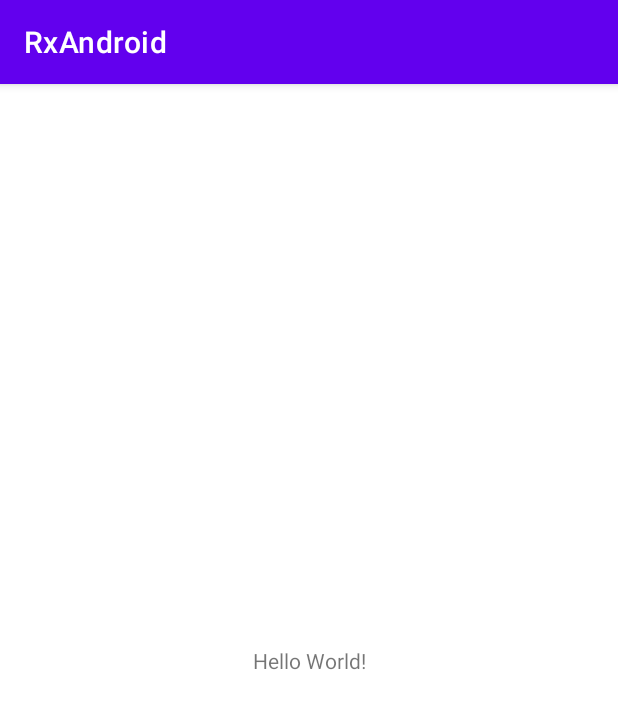
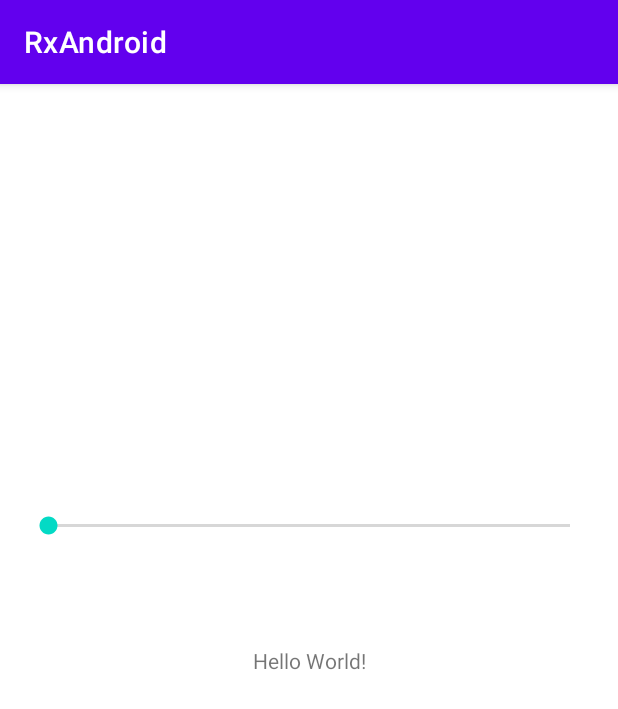
Before and after one commit to muzaffar-bagban/rxAndroid, an Android app: the screen it shows after launch (MainActivity), on a phone screen of 412 x 824 dp. Shown: the top 709 px of the screen. Run offline under Robolectric (Android 15) with nearby library versions, the phone set to English and light mode, and no system bars; our stand-ins replace RxJava; 2 statements that could not run were skipped.

```diff
--- a/app/build.gradle
+++ b/app/build.gradle
@@ -39,6 +39,10 @@ dependencies {
     implementation 'androidx.appcompat:appcompat:1.2.0'
     implementation 'com.google.android.material:material:1.2.1'
     implementation 'androidx.constraintlayout:constraintlayout:2.0.4'
+
+    implementation "io.reactivex.rxjava3:rxjava:3.0.9"
+    implementation 'io.reactivex.rxjava3:rxandroid:3.0.0'
+
     testImplementation 'junit:junit:4.+'
     androidTestImplementation 'androidx.test.ext:junit:1.1.2'
     androidTestImplementation 'androidx.test.espresso:espresso-core:3.3.0'
--- a/app/src/main/java/com/muzaffar/rxandroid/MainActivity.kt
+++ b/app/src/main/java/com/muzaffar/rxandroid/MainActivity.kt
@@ -1,11 +1,51 @@
 package com.muzaffar.rxandroid
 
+import android.os.Bundle
+import android.util.Log
 import androidx.appcompat.app.AppCompatActivity
-import android.os.Bundle
+import io.reactivex.rxjava3.android.schedulers.AndroidSchedulers
+import io.reactivex.rxjava3.core.Observable
+import io.reactivex.rxjava3.core.Observer
+import io.reactivex.rxjava3.disposables.Disposable
+import io.reactivex.rxjava3.schedulers.Schedulers
+import kotlin.math.log
+
+private const val TAG = "MainActivity_"
 
 class MainActivity : AppCompatActivity() {
     override fun onCreate(savedInstanceState: Bundle?) {
         super.onCreate(savedInstanceState)
         setContentView(R.layout.activity_main)
+
+        val taskObservable: Observable<Task> = Observable
+                .fromIterable(DataSource.createTasksList())
+                .subscribeOn(Schedulers.io())
+                .map {
+                    Log.d(TAG, "inMap ${Thread.currentThread().name}")
+                    Log.d(TAG, "inMap ${it?.description}")
+                    Thread.sleep(1000)
+                    it
+                }
+                .observeOn(AndroidSchedulers.mainThread())
+
+        taskObservable.subscribe(object : Observer<Task> {
+            override fun onComplete() {
+                Log.d(TAG, "onComplete: called")
+            }
+
+            override fun onSubscribe(d: Disposable?) {
+                Log.d(TAG, "onSubscribe: called")
+            }
+
+            override fun onNext(t: Task?) {
+                Log.d(TAG, "onNext: ${t?.description}")
+            }
+
+            override fun onError(e: Throwable?) {
+                Log.d(TAG, "onError: $e")
+            }
+
+        })
+
     }
 }
--- a/app/src/main/res/layout/activity_main.xml
+++ b/app/src/main/res/layout/activity_main.xml
@@ -7,6 +7,7 @@
     tools:context=".MainActivity">
 
     <TextView
+        android:id="@+id/text"
         android:layout_width="wrap_content"
         android:layout_height="wrap_content"
         android:text="Hello World!"
@@ -15,4 +16,16 @@
         app:layout_constraintRight_toRightOf="parent"
         app:layout_constraintTop_toTopOf="parent" />
 
+    <SeekBar
+        android:id="@+id/seekBar"
+        android:layout_width="0dp"
+        android:layout_height="wrap_content"
+        android:layout_marginStart="16dp"
+        android:layout_marginEnd="16dp"
+        app:layout_constraintBottom_toBottomOf="parent"
+        app:layout_constraintEnd_toEndOf="parent"
+        app:layout_constraintStart_toStartOf="parent"
+        app:layout_constraintTop_toTopOf="parent"
+        app:layout_constraintVertical_bias="0.38" />
+
 </androidx.constraintlayout.widget.ConstraintLayout>
```
Also changed, not shown: app/src/main/java/com/muzaffar/rxandroid/DataSource.java (added, +18 -0 lines).
